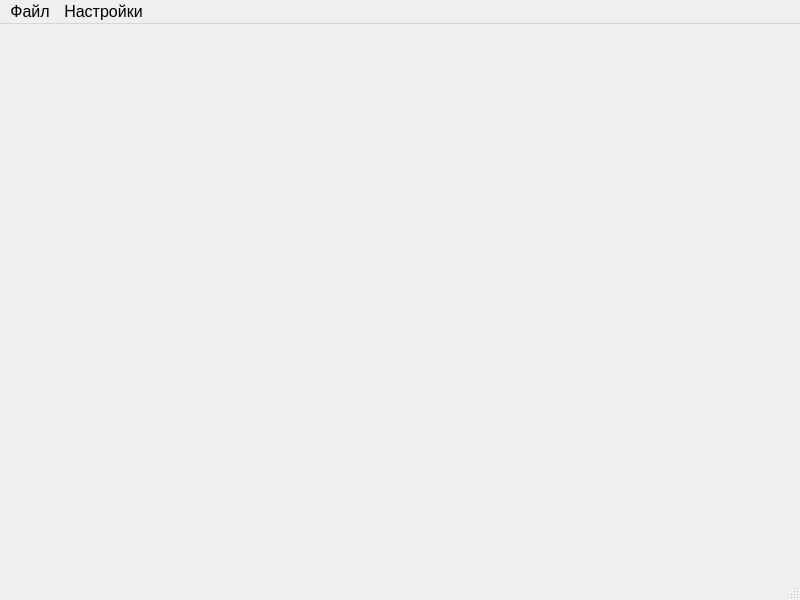
The window that res/qt/main_window.ui (Lissajous-Fans/Lissajous) describes before a commit, drawn with Qt 5.
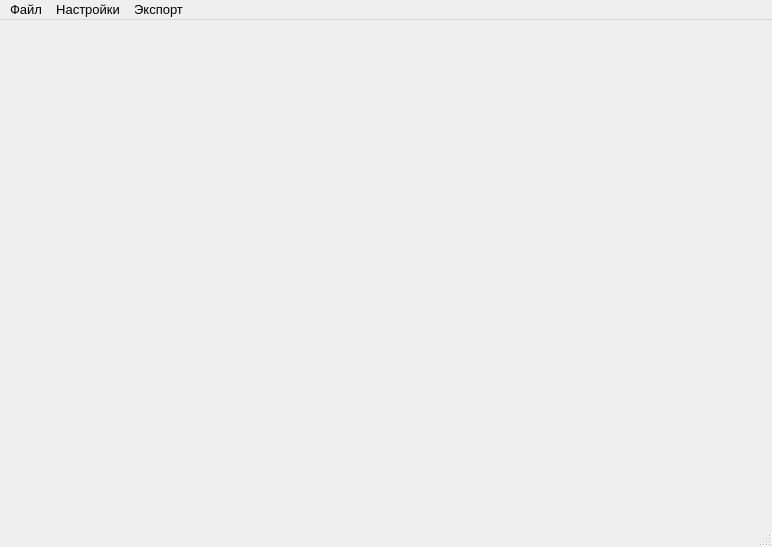
The same window after the commit.

Patch:
```diff
--- a/res/qt/main_window.ui
+++ b/res/qt/main_window.ui
@@ -6,26 +6,41 @@
    <rect>
     <x>0</x>
     <y>0</y>
-    <width>800</width>
-    <height>600</height>
+    <width>772</width>
+    <height>547</height>
    </rect>
   </property>
   <property name="font">
    <font>
-    <pointsize>12</pointsize>
+    <pointsize>10</pointsize>
    </font>
   </property>
   <property name="windowTitle">
    <string>Lissajous</string>
   </property>
-  <widget class="QWidget" name="centralwidget"/>
-  <widget class="QMenuBar" name="menubar">
+  <property name="documentMode">
+   <bool>true</bool>
+  </property>
+  <property name="tabShape">
+   <enum>QTabWidget::Rounded</enum>
+  </property>
+  <property name="dockNestingEnabled">
+   <bool>true</bool>
+  </property>
+  <property name="dockOptions">
+   <set>QMainWindow::AllowNestedDocks</set>
+  </property>
+  <widget class="QWidget" name="centralwidget">
+   <layout class="QGridLayout" name="gridLayout"/>
+  </widget>
+  <widget class="QStatusBar" name="statusbar"/>
+  <widget class="QMenuBar" name="menuBar">
    <property name="geometry">
     <rect>
      <x>0</x>
      <y>0</y>
-     <width>800</width>
-     <height>34</height>
+     <width>772</width>
+     <height>26</height>
     </rect>
    </property>
    <widget class="QMenu" name="file_menu">
@@ -59,15 +74,20 @@
     <addaction name="open_menu"/>
     <addaction name="menu_3"/>
    </widget>
-   <widget class="QMenu" name="menu_2">
+   <widget class="QMenu" name="settings_menu">
     <property name="title">
      <string>Настройки</string>
     </property>
    </widget>
+   <widget class="QMenu" name="export_menu">
+    <property name="title">
+     <string>Экспорт</string>
+    </property>
+   </widget>
    <addaction name="file_menu"/>
-   <addaction name="menu_2"/>
+   <addaction name="settings_menu"/>
+   <addaction name="export_menu"/>
   </widget>
-  <widget class="QStatusBar" name="statusbar"/>
   <action name="action_4">
    <property name="text">
     <string>Загрузить</string>
```
Left out of the diff: 41 changed lines with no effect on the pictures.
